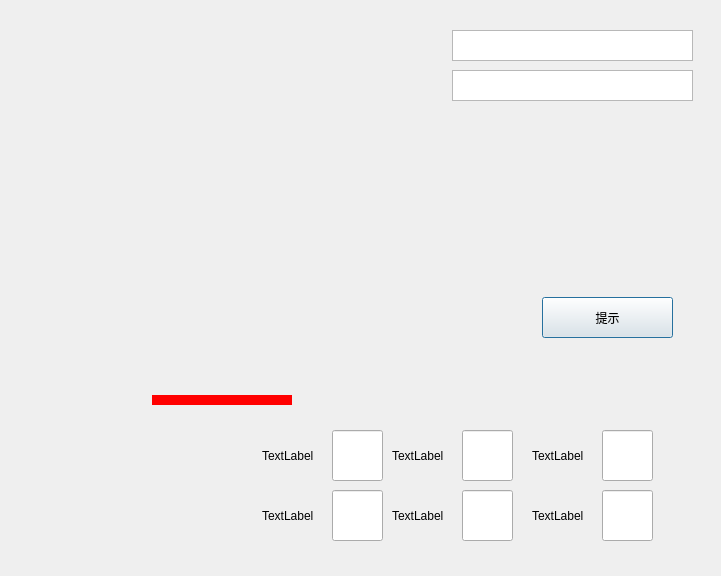
First picture: the form in CGameDlg.ui, repository cryyin/DataStructure_final, before the edit; both pictures show x 428 to 1149 and y 0 to 576 of the 1149 by 576 pixel window.
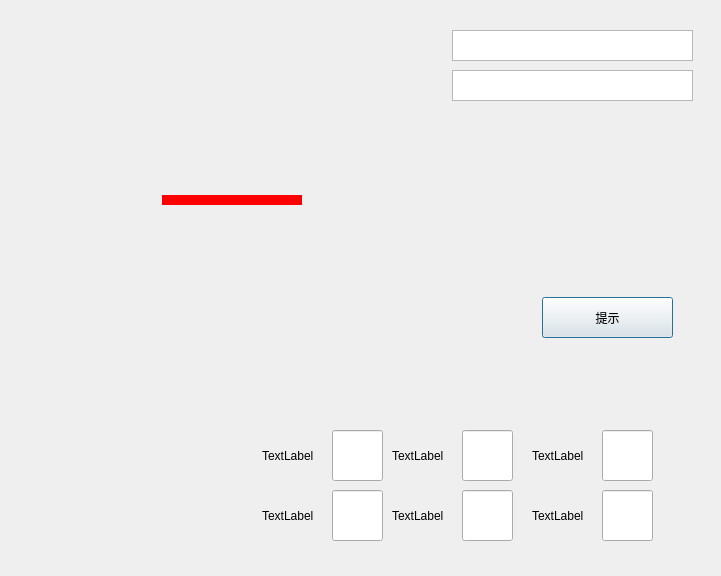
Second picture: the form after the edit. Icons and pictures are not drawn.

Commit message: 5号检查版

The edit to the form file:
```diff
--- a/CGameDlg.ui
+++ b/CGameDlg.ui
@@ -174,8 +174,8 @@
   <widget class="QLabel" name="label_7">
    <property name="geometry">
     <rect>
-     <x>540</x>
-     <y>20</y>
+     <x>880</x>
+     <y>10</y>
      <width>221</width>
      <height>371</height>
     </rect>
@@ -193,8 +193,8 @@
   <widget class="QLabel" name="label_8">
    <property name="geometry">
     <rect>
-     <x>540</x>
-     <y>380</y>
+     <x>550</x>
+     <y>180</y>
      <width>221</width>
      <height>41</height>
     </rect>
@@ -212,8 +212,8 @@
   <widget class="QLabel" name="label_9">
    <property name="geometry">
     <rect>
-     <x>580</x>
-     <y>395</y>
+     <x>590</x>
+     <y>195</y>
      <width>140</width>
      <height>10</height>
     </rect>
```
Left out of the diff: 2 changed lines with no effect on the pictures. The commit also changes 1 other file.
